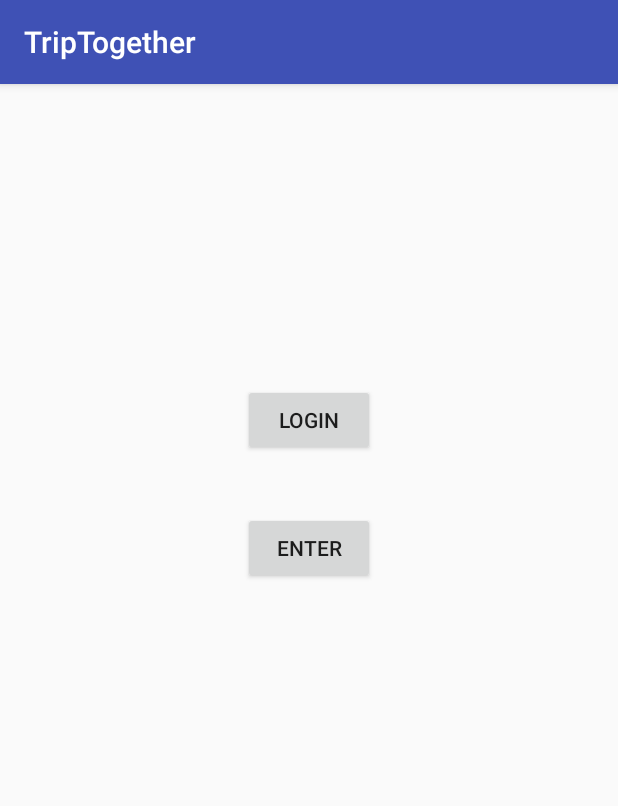
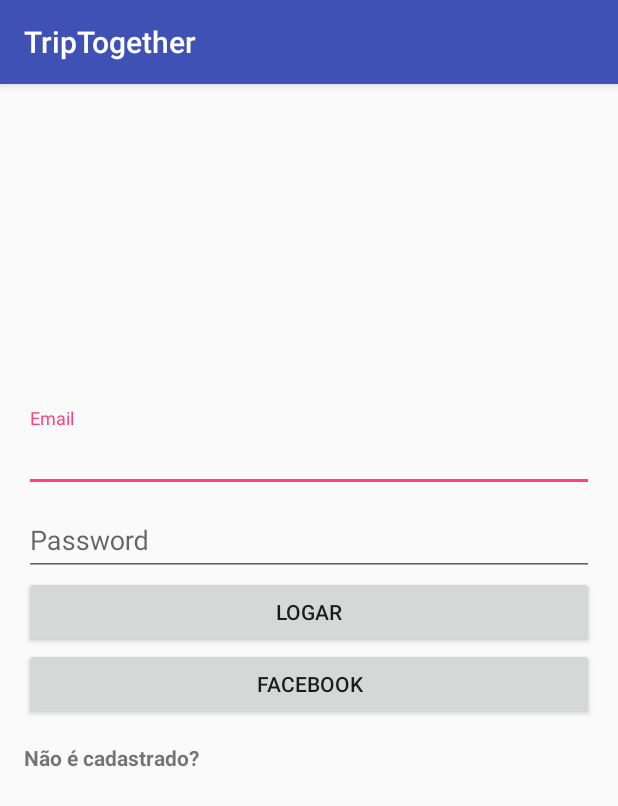
Before and after one commit to taleslopesramos/triptogether, an Android app: the screen it shows after launch (LoginActivity), on a phone screen of 412 x 824 dp. Shown: the top 806 px of the screen. Run offline under Robolectric (Android 15) with nearby library versions, the phone set to English and light mode, and no system bars.

Commit message:
db e listview integrado, tela de login em andamento

```diff
--- a/app/src/main/java/com/teca/dudu/triptogether/activity/LoginActivity.java
+++ b/app/src/main/java/com/teca/dudu/triptogether/activity/LoginActivity.java
@@ -7,31 +7,61 @@ import android.support.v7.app.AlertDialog;
 import android.support.v7.app.AppCompatActivity;
 import android.os.Bundle;
 import android.view.View;
+import android.webkit.WebView;
 import android.widget.Button;
+import android.widget.EditText;
+import android.widget.TextView;
+import android.widget.Toast;
 
 import com.teca.dudu.triptogether.R;
 import com.teca.dudu.triptogether.dao.DataBaseHelper;
 import com.teca.dudu.triptogether.dao.UsuarioDao;
+import com.teca.dudu.triptogether.model.CurrentUsuario;
 import com.teca.dudu.triptogether.model.Usuario;
 
 public class LoginActivity extends AppCompatActivity{
-    DataBaseHelper myDb;
+    EditText emailEdt;
+    EditText senhaEdt;
+    String email, senha;
+    UsuarioDao usuarioDao;
     @Override
     protected void onCreate(final Bundle savedInstanceState) {
         super.onCreate(savedInstanceState);
         setContentView(R.layout.activity_login);
 
-        Button RegisterBtn = (Button) findViewById(R.id.buttonLogin);
-        Button EnterBtn = (Button) findViewById(R.id.enter);
-        RegisterBtn.setOnClickListener(new View.OnClickListener() {
+        usuarioDao = new UsuarioDao(this);
+        Button facebookLoginBtn = (Button) findViewById(R.id.logfacebook_btn);
+        emailEdt = (EditText) findViewById(R.id.login_email);
+        senhaEdt = (EditText) findViewById(R.id.login_senha);
+
+        email = emailEdt.getText().toString();
+        senha = senhaEdt.getText().toString();
+        Button LoginBtn = (Button) findViewById(R.id.login_btn);
+        TextView registerTxtV = (TextView) findViewById(R.id.register_text_link);
+        registerTxtV.setOnClickListener(new View.OnClickListener() {
             @Override
             public void onClick(View v) {
-                Intent intentmain = new Intent(LoginActivity.this, RegisterActivity.class);
-                startActivity(intentmain);
+
+            }
+        });
+       LoginBtn.setOnClickListener(new View.OnClickListener() {
+            @Override
+            public void onClick(View v) {
+                if(validaEntradaLogin(v)){
+                    int id_usuario = 1;//usuarioDao.loginUsuario(email, senha);
+                    if(id_usuario != -1){
+                        Intent intentmain = new Intent(LoginActivity.this, MainActivity.class);
+                        startActivity(intentmain);
+                    } else {
+                        Toast.makeText(v.getContext(), (String)"PREENCHA OS CAMPOS", Toast.LENGTH_SHORT).show();
+                    }
+
+                }
+
             }
         });
 
-        EnterBtn.setOnClickListener(new View.OnClickListener() {
+        facebookLoginBtn.setOnClickListener(new View.OnClickListener() {
             @Override
             public void onClick(View v) {
                 Intent intentmain = new Intent(LoginActivity.this, MainActivity.class);
@@ -40,7 +70,16 @@ public class LoginActivity extends AppCompatActivity{
         });
 
     }
-    public void onClickEduardo(View v ){
+    private boolean validaEntradaLogin(View v){
+        if(email != "" || email != null
+                || senha != "" || senha != null){
+            return true;
+
+        } else {
+            Toast.makeText(v.getContext(), (String)"PREENCHA OS CAMPOS", Toast.LENGTH_SHORT).show();
+            return false;
+        }
 
     }
+
 }
--- a/app/src/main/res/layout/activity_add_despesa.xml
+++ b/app/src/main/res/layout/activity_add_despesa.xml
@@ -53,7 +53,7 @@
                 android:layout_height="wrap_content"
                 android:text="@string/quemPagou"
                 android:id="@+id/button2"
-                android:layout_marginLeft="50dp" />
+                android:layout_marginLeft="60dp" />
 
             <Button
                 android:layout_width="wrap_content"
--- a/app/src/main/res/layout/activity_login.xml
+++ b/app/src/main/res/layout/activity_login.xml
@@ -10,21 +10,72 @@
     tools:context=".activity.LoginActivity"
     android:onClick="onClickEduardo">
 
-    <Button
-        android:layout_width="wrap_content"
-        android:layout_height="wrap_content"
-        android:text="LOGIN"
-        android:id="@+id/buttonLogin"
-        android:layout_alignParentTop="true"
-        android:layout_centerHorizontal="true"
-        android:layout_marginTop="184dp" />
+    <LinearLayout
+        android:orientation="vertical"
+        android:layout_width="match_parent"
+        android:layout_height="match_parent">
 
-    <Button
-        android:layout_width="wrap_content"
-        android:layout_height="wrap_content"
-        android:text="ENTER"
-        android:id="@+id/enter"
-        android:layout_below="@+id/buttonLogin"
-        android:layout_centerHorizontal="true"
-        android:layout_marginTop="37dp" />
+        <ImageView
+            android:layout_width="200dp"
+            android:layout_height="200dp"
+            android:id="@+id/imageView"
+            android:layout_gravity="center" />
+
+        <android.support.design.widget.TextInputLayout
+            android:layout_width="match_parent"
+            android:layout_height="wrap_content">
+
+            <AutoCompleteTextView
+                android:id="@+id/login_email"
+                android:layout_width="match_parent"
+                android:layout_height="wrap_content"
+                android:hint="@string/prompt_email"
+                android:inputType="textNoSuggestions"
+                android:maxLines="1"
+                android:singleLine="true" />
+
+        </android.support.design.widget.TextInputLayout>
+
+
+        <android.support.design.widget.TextInputLayout
+            android:layout_width="match_parent"
+            android:layout_height="wrap_content">
+
+            <AutoCompleteTextView
+                android:id="@+id/login_senha"
+                android:layout_width="match_parent"
+                android:layout_height="wrap_content"
+                android:hint="@string/prompt_password"
+                android:inputType="textNoSuggestions"
+                android:maxLines="1"
+                android:singleLine="true" />
+
+        </android.support.design.widget.TextInputLayout>
+
+        <Button
+            android:layout_width="match_parent"
+            android:layout_height="wrap_content"
+            android:text="@string/logarPT"
+            android:id="@+id/login_btn"
+            android:layout_gravity="center_horizontal" />
+
+        <Button
+            android:layout_width="match_parent"
+            android:layout_height="wrap_content"
+            android:text="FACEBOOK"
+            android:id="@+id/logfacebook_btn"
+            android:layout_gravity="center_horizontal" />
+
+        <TextView
+            android:layout_width="wrap_content"
+            android:layout_height="wrap_content"
+            android:text="@string/textRegPT"
+            android:id="@+id/register_text_link"
+            android:layout_marginTop="15dp"
+            android:textStyle="bold"
+            />
+
+
+    </LinearLayout>
+
 </RelativeLayout>
--- a/app/src/main/res/values/strings.xml
+++ b/app/src/main/res/values/strings.xml
@@ -14,4 +14,6 @@
     <string name="quemUsou">quem usou</string>
     <string name="DescPT">Descrição</string>
     <string name="addPT">adicionar</string>
+    <string name="logarPT">LOGAR</string>
+    <string name="textRegPT">Não é cadastrado?</string>
 </resources>
```
Also changed, not shown: app/src/main/java/com/teca/dudu/triptogether/dao/UsuarioDao.java (+10 -0 lines), app/src/main/java/com/teca/dudu/triptogether/layout/ViagemFragment.java (+2 -6 lines), app/src/main/java/com/teca/dudu/triptogether/model/currentUsuario.java (added, +10 -0 lines), app/src/main/res/layout/fragment_viagem.xml (+21 -7 lines).
